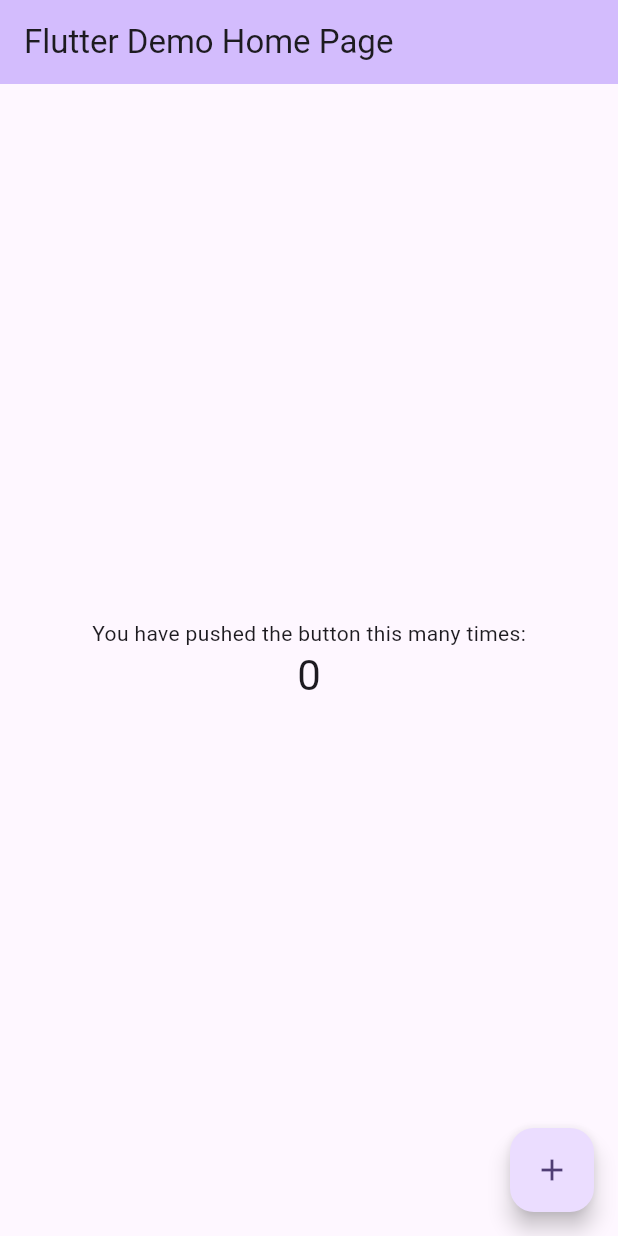
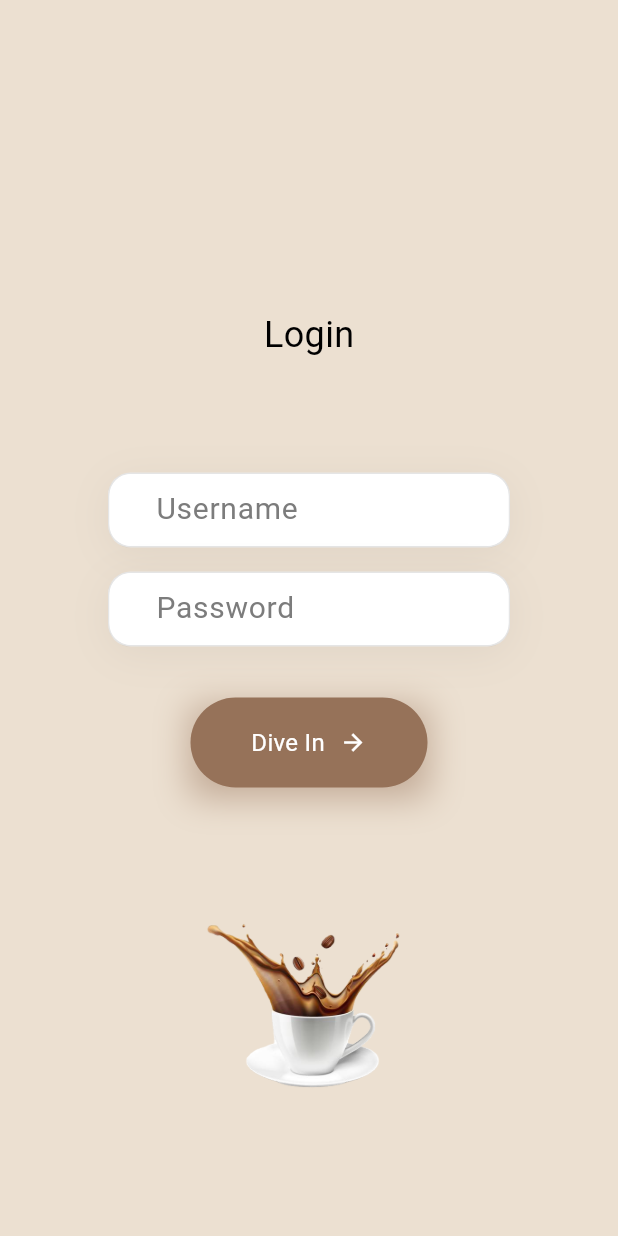
Before and after one commit to markryanbalatero/flutter_coffee_app, a Flutter app: the screen it shows after launch, on a phone screen of 412 x 824 dp. Run offline on Flutter 3.47's test engine with Material 3 defaults, Android fonts, the phone set to English and light mode, and no system bars.

Commit message:
Implement Login Screen

```diff
--- a/analysis_options.yaml
+++ b/analysis_options.yaml
@@ -7,6 +7,10 @@
 
 # The following line activates a set of recommended lints for Flutter apps,
 # packages, and plugins designed to encourage good coding practices.
+analyzer:
+  errors:
+    use_super_parameters: ignore
+    deprecated_member_use: ignore
 include: package:flutter_lints/flutter.yaml
 
 linter:
--- a/lib/main.dart
+++ b/lib/main.dart
@@ -1,122 +1,21 @@
 import 'package:flutter/material.dart';
+import 'screens/login_screen.dart';
+import 'theme/app_theme.dart';
 
 void main() {
-  runApp(const MyApp());
+  runApp(const MainApp());
 }
 
-class MyApp extends StatelessWidget {
-  const MyApp({super.key});
+class MainApp extends StatelessWidget {
+  const MainApp({super.key});
 
-  // This widget is the root of your application.
   @override
   Widget build(BuildContext context) {
     return MaterialApp(
-      title: 'Flutter Demo',
-      theme: ThemeData(
-        // This is the theme of your application.
-        //
-        // TRY THIS: Try running your application with "flutter run". You'll see
-        // the application has a purple toolbar. Then, without quitting the app,
-        // try changing the seedColor in the colorScheme below to Colors.green
-        // and then invoke "hot reload" (save your changes or press the "hot
-        // reload" button in a Flutter-supported IDE, or press "r" if you used
-        // the command line to start the app).
-        //
-        // Notice that the counter didn't reset back to zero; the application
-        // state is not lost during the reload. To reset the state, use hot
-        // restart instead.
-        //
-        // This works for code too, not just values: Most code changes can be
-        // tested with just a hot reload.
-        colorScheme: ColorScheme.fromSeed(seedColor: Colors.deepPurple),
-      ),
-      home: const MyHomePage(title: 'Flutter Demo Home Page'),
+      title: 'Coffee App',
+      debugShowCheckedModeBanner: false,
+      theme: AppTheme.theme,
+      home: const LoginScreen(),
     );
   }
 }
-
-class MyHomePage extends StatefulWidget {
-  const MyHomePage({super.key, required this.title});
-
-  // This widget is the home page of your application. It is stateful, meaning
-  // that it has a State object (defined below) that contains fields that affect
-  // how it looks.
-
-  // This class is the configuration for the state. It holds the values (in this
-  // case the title) provided by the parent (in this case the App widget) and
-  // used by the build method of the State. Fields in a Widget subclass are
-  // always marked "final".
-
-  final String title;
-
-  @override
-  State<MyHomePage> createState() => _MyHomePageState();
-}
-
-class _MyHomePageState extends State<MyHomePage> {
-  int _counter = 0;
-
-  void _incrementCounter() {
-    setState(() {
-      // This call to setState tells the Flutter framework that something has
-      // changed in this State, which causes it to rerun the build method below
-      // so that the display can reflect the updated values. If we changed
-      // _counter without calling setState(), then the build method would not be
-      // called again, and so nothing would appear to happen.
-      _counter++;
-    });
-  }
-
-  @override
-  Widget build(BuildContext context) {
-    // This method is rerun every time setState is called, for instance as done
-    // by the _incrementCounter method above.
-    //
-    // The Flutter framework has been optimized to make rerunning build methods
-    // fast, so that you can just rebuild anything that needs updating rather
-    // than having to individually change instances of widgets.
-    return Scaffold(
-      appBar: AppBar(
-        // TRY THIS: Try changing the color here to a specific color (to
-        // Colors.amber, perhaps?) and trigger a hot reload to see the AppBar
-        // change color while the other colors stay the same.
-        backgroundColor: Theme.of(context).colorScheme.inversePrimary,
-        // Here we take the value from the MyHomePage object that was created by
-        // the App.build method, and use it to set our appbar title.
-        title: Text(widget.title),
-      ),
-      body: Center(
-        // Center is a layout widget. It takes a single child and positions it
-        // in the middle of the parent.
-        child: Column(
-          // Column is also a layout widget. It takes a list of children and
-          // arranges them vertically. By default, it sizes itself to fit its
-          // children horizontally, and tries to be as tall as its parent.
-          //
-          // Column has various properties to control how it sizes itself and
-          // how it positions its children. Here we use mainAxisAlignment to
-          // center the children vertically; the main axis here is the vertical
-          // axis because Columns are vertical (the cross axis would be
-          // horizontal).
-          //
-          // TRY THIS: Invoke "debug painting" (choose the "Toggle Debug Paint"
-          // action in the IDE, or press "p" in the console), to see the
-          // wireframe for each widget.
-          mainAxisAlignment: MainAxisAlignment.center,
-          children: <Widget>[
-            const Text('You have pushed the button this many times:'),
-            Text(
-              '$_counter',
-              style: Theme.of(context).textTheme.headlineMedium,
-            ),
-          ],
-        ),
-      ),
-      floatingActionButton: FloatingActionButton(
-        onPressed: _incrementCounter,
-        tooltip: 'Increment',
-        child: const Icon(Icons.add),
-      ), // This trailing comma makes auto-formatting nicer for build methods.
-    );
-  }
-}
--- /dev/null
+++ b/lib/screens/login_screen.dart
@@ -0,0 +1,127 @@
+import 'package:flutter/material.dart';
+import '../theme/app_theme.dart';
+import '../widgets/input_field.dart';
+import '../widgets/custom_button.dart';
+
+class LoginScreen extends StatefulWidget {
+  const LoginScreen({Key? key}) : super(key: key);
+
+  @override
+  State<LoginScreen> createState() => _LoginScreenState();
+}
+
+class _LoginScreenState extends State<LoginScreen> {
+  final TextEditingController _usernameController = TextEditingController();
+  final TextEditingController _passwordController = TextEditingController();
+  bool _isLoading = false;
+  final ScrollController _scrollController = ScrollController();
+
+  void _onLoginPressed() {
+    FocusScope.of(context).unfocus();
+
+    setState(() {
+      _isLoading = true;
+    });
+
+    Future.delayed(const Duration(milliseconds: 300), () {
+      setState(() {
+        _isLoading = false;
+      });
+    });
+  }
+
+  @override
+  void dispose() {
+    _usernameController.dispose();
+    _passwordController.dispose();
+    _scrollController.dispose();
+    super.dispose();
+  }
+
+  @override
+  Widget build(BuildContext context) {
+    final screenHeight = MediaQuery.of(context).size.height;
+    final keyboardVisible = MediaQuery.of(context).viewInsets.bottom > 0;
+
+    WidgetsBinding.instance.addPostFrameCallback((_) {
+      if (keyboardVisible && _scrollController.hasClients) {
+        _scrollController.animateTo(
+          _scrollController.position.maxScrollExtent * 0.5,
+          duration: const Duration(milliseconds: 300),
+          curve: Curves.easeOut,
+        );
+      } else if (!keyboardVisible && _scrollController.hasClients) {
+        _scrollController.animateTo(
+          0,
+          duration: const Duration(milliseconds: 300),
+          curve: Curves.easeOut,
+        );
+      }
+    });
+
+    return GestureDetector(
+      onTap: () => FocusScope.of(context).unfocus(),
+      child: Scaffold(
+        backgroundColor: AppTheme.backgroundColor,
+        resizeToAvoidBottomInset: false,
+        body: SingleChildScrollView(
+          controller: _scrollController,
+          physics: const ClampingScrollPhysics(),
+          child: SizedBox(
+            height: screenHeight + (keyboardVisible ? 100 : 0),
+            width: MediaQuery.of(context).size.width,
+            child: Padding(
+              padding: const EdgeInsets.symmetric(horizontal: 40),
+              child: Column(
+                mainAxisAlignment: MainAxisAlignment.start,
+                crossAxisAlignment: CrossAxisAlignment.center,
+                children: [
+                  SizedBox(height: screenHeight * 0.25),
+                  const Align(
+                    alignment: Alignment.center,
+                    child: Text(
+                      'Login',
+                      style: TextStyle(
+                        fontSize: 24,
+                        fontWeight: FontWeight.w400,
+                        color: AppTheme.textColor,
+                      ),
+                    ),
+                  ),
+                  const SizedBox(height: 75),
+                  InputField(
+                    hintText: 'Username',
+                    controller: _usernameController,
+                  ),
+                  const SizedBox(height: 16),
+                  InputField(
+                    hintText: 'Password',
+                    obscureText: true,
+                    controller: _passwordController,
+                  ),
+                  const SizedBox(height: 34),
+                  CustomButton(
+                    onPressed: _onLoginPressed,
+                    isLoading: _isLoading,
+                    text: 'Dive In',
+                    icon: Icons.arrow_forward,
+                  ),
+                  const Spacer(),
+                  Padding(
+                    padding: const EdgeInsets.only(bottom: 55),
+                    child: Image.asset(
+                      'assets/images/coffee_splash.png',
+                      width: 180,
+                      height: 200,
+                      fit: BoxFit.contain,
+                    ),
+                  ),
+                ],
+              ),
+            ),
+          ),
+        ),
+      ),
+    );
+  }
+}
--- /dev/null
+++ b/lib/theme/app_theme.dart
@@ -0,0 +1,38 @@
+import 'package:flutter/material.dart';
+
+class AppTheme {
+  static ThemeData get theme {
+    return ThemeData(
+      fontFamily: 'Roboto',
+      inputDecorationTheme: InputDecorationTheme(
+        filled: true,
+        fillColor: Colors.white,
+        border: OutlineInputBorder(
+          borderRadius: BorderRadius.circular(15),
+          borderSide: BorderSide(color: Colors.black.withOpacity(0.1)),
+        ),
+        enabledBorder: OutlineInputBorder(
+          borderRadius: BorderRadius.circular(15),
+          borderSide: BorderSide(color: Colors.black.withOpacity(0.1)),
+        ),
+        focusedBorder: OutlineInputBorder(
+          borderRadius: BorderRadius.circular(15),
+          borderSide: BorderSide(color: Colors.black.withOpacity(0.1)),
+        ),
+        contentPadding: const EdgeInsets.symmetric(
+          horizontal: 20,
+          vertical: 15,
+        ),
+        hintStyle: TextStyle(
+          fontWeight: FontWeight.w400,
+          fontSize: 20,
+          color: const Color(0xFF7C7C7C),
+        ),
+      ),
+    );
+  }
+  static const Color backgroundColor = Color(0xFFECE0D1);
+  static const Color buttonColor = Color(0xFF967259);
+  static const Color textColor = Colors.black;
+  static const Color inputTextColor = Color(0xFF7C7C7C);
+}
--- /dev/null
+++ b/lib/utils/app_colors.dart
@@ -0,0 +1,24 @@
+import 'package:flutter/material.dart';
+
+class AppColors {
+  static const Color backgroundColor = Color(0xFFFAFAFA);
+  static const Color textColor = Color(0xFF2D2D2D);
+  static const Color buttonColor = Color(0xFF724C21);
+
+  static const Color inputFieldBackground = Colors.white;
+  static const Color inputFieldText = Color(0xFF7C7C7C);
+  static const Color inputFieldHint = Color(0xFF7C7C7C);
+  static const Color inputFieldBorder = Color(0x1A000000);
+  static const Color inputFieldShadow = Color(0x0D000000);
+
+  static const Color buttonTextColor = Colors.white;
+  static const Color buttonShadowColor = Color(0x80724C21);
+
+  static const Color success = Color(0xFF4CAF50);
+  static const Color error = Color(0xFFF44336);
+  static const Color warning = Color(0xFFFF9800);
+
+  static const Color lightGrey = Color(0xFFE0E0E0);
+  static const Color grey = Color(0xFFBDBDBD);
+  static const Color darkGrey = Color(0xFF757575);
+}
--- /dev/null
+++ b/lib/widgets/custom_button.dart
@@ -0,0 +1,83 @@
+import 'package:flutter/material.dart';
+import '../theme/app_theme.dart';
+
+class CustomButton extends StatelessWidget {
+  final VoidCallback? onPressed;
+  final bool isLoading;
+  final String text;
+  final IconData? icon;
+  final double width;
+  final double height;
+  final Color backgroundColor;
+  final Color textColor;
+
+  const CustomButton({
+    Key? key,
+    required this.onPressed,
+    this.isLoading = false,
+    this.text = 'Dive In',
+    this.icon = Icons.arrow_forward,
+    this.width = 158,
+    this.height = 60,
+    this.backgroundColor = AppTheme.buttonColor,
+    this.textColor = Colors.white,
+  }) : super(key: key);
+
+  @override
+  Widget build(BuildContext context) {
+    return Container(
+      width: width,
+      height: height,
+      decoration: BoxDecoration(
+        boxShadow: [
+          BoxShadow(
+            color: backgroundColor.withOpacity(0.5),
+            blurRadius: 20,
+            offset: const Offset(0, 6),
+            spreadRadius: 0.5,
+          ),
+        ],
+      ),
+      child: ElevatedButton(
+        onPressed: onPressed,
+        style: ElevatedButton.styleFrom(
+          backgroundColor: backgroundColor,
+          foregroundColor: textColor,
+          padding: const EdgeInsets.symmetric(horizontal: 20, vertical: 12),
+          shape: RoundedRectangleBorder(
+            borderRadius: BorderRadius.circular(100),
+          ),
+          elevation: 0,
+          minimumSize: Size(width, height - 10),
+        ),
+        child: Row(
+          mainAxisSize: MainAxisSize.min,
+          mainAxisAlignment: MainAxisAlignment.center,
+          children: [
+            if (isLoading)
+              SizedBox(
+                width: 20,
+                height: 20,
+                child: CircularProgressIndicator(
+                  color: textColor,
+                  strokeWidth: 2.0,
+                ),
+              )
+            else
+              Text(
+                text,
+                style: TextStyle(
+                  fontSize: 16,
+                  fontWeight: FontWeight.w400,
+                  letterSpacing: 0.2,
+                  color: textColor,
+                ),
+              ),
+            const SizedBox(width: 10),
+            if (!isLoading && icon != null) Icon(icon, size: 18),
+          ],
+        ),
+      ),
+    );
+  }
+}
--- /dev/null
+++ b/lib/widgets/input_field.dart
@@ -0,0 +1,81 @@
+import 'package:flutter/material.dart';
+
+class InputField extends StatelessWidget {
+  final String hintText;
+  final bool obscureText;
+  final TextEditingController? controller;
+  final void Function(String)? onChanged;
+  final double width;
+  final double height;
+
+  const InputField({
+    Key? key,
+    required this.hintText,
+    this.obscureText = false,
+    this.controller,
+    this.onChanged,
+    this.width = 268,
+    this.height = 50,
+  }) : super(key: key);
+
+  @override
+  Widget build(BuildContext context) {
+    return Container(
+      width: width,
+      height: height,
+      decoration: BoxDecoration(
+        color: Colors.white,
+        borderRadius: BorderRadius.circular(15),
+        border: Border.all(color: Colors.black.withOpacity(0.1)),
+        boxShadow: [
+          BoxShadow(
+            color: Colors.black.withOpacity(0.05),
+            blurRadius: 24,
+            offset: const Offset(0, 5),
+          ),
+        ],
+      ),
+      child: TextField(
+        controller: controller,
+        obscureText: obscureText,
+        onChanged: onChanged,
+        style: const TextStyle(
+          fontSize: 20,
+          fontFamily: 'Roboto',
+          fontWeight: FontWeight.w400,
+          color: Color(0xFF7C7C7C),
+          height: 1.15,
+        ),
+        decoration: InputDecoration(
+          hintText: hintText,
+          hintStyle: const TextStyle(
+            color: Color(0xFF7C7C7C),
+            fontSize: 20,
+            fontFamily: 'Roboto',
+            fontWeight: FontWeight.w400,
+          ),
+          contentPadding: const EdgeInsets.only(
+            left: 27,
+            right: 20,
+            top: 13,
+            bottom: 13,
+          ),
+          filled: true,
+          fillColor: Colors.white,
+          border: OutlineInputBorder(
+            borderRadius: BorderRadius.circular(15),
+            borderSide: BorderSide.none,
+          ),
+          enabledBorder: OutlineInputBorder(
+            borderRadius: BorderRadius.circular(15),
+            borderSide: BorderSide.none,
+          ),
+          focusedBorder: OutlineInputBorder(
+            borderRadius: BorderRadius.circular(15),
+            borderSide: BorderSide.none,
+          ),
+        ),
+      ),
+    );
+  }
+}
--- a/pubspec.yaml
+++ b/pubspec.yaml
@@ -51,16 +51,14 @@ dev_dependencies:
 
 # The following section is specific to Flutter packages.
 flutter:
-
   # The following line ensures that the Material Icons font is
   # included with your application, so that you can use the icons in
   # the material Icons class.
   uses-material-design: true
 
   # To add assets to your application, add an assets section, like this:
-  # assets:
-  #   - images/a_dot_burr.jpeg
-  #   - images/a_dot_ham.jpeg
+  assets:
+    - assets/images/
 
   # An image asset can refer to one or more resolution-specific "variants", see
   # https://flutter.dev/to/resolution-aware-images
```
Also changed, not shown: assets/images/coffee_splash.png (added), 1 other file.
